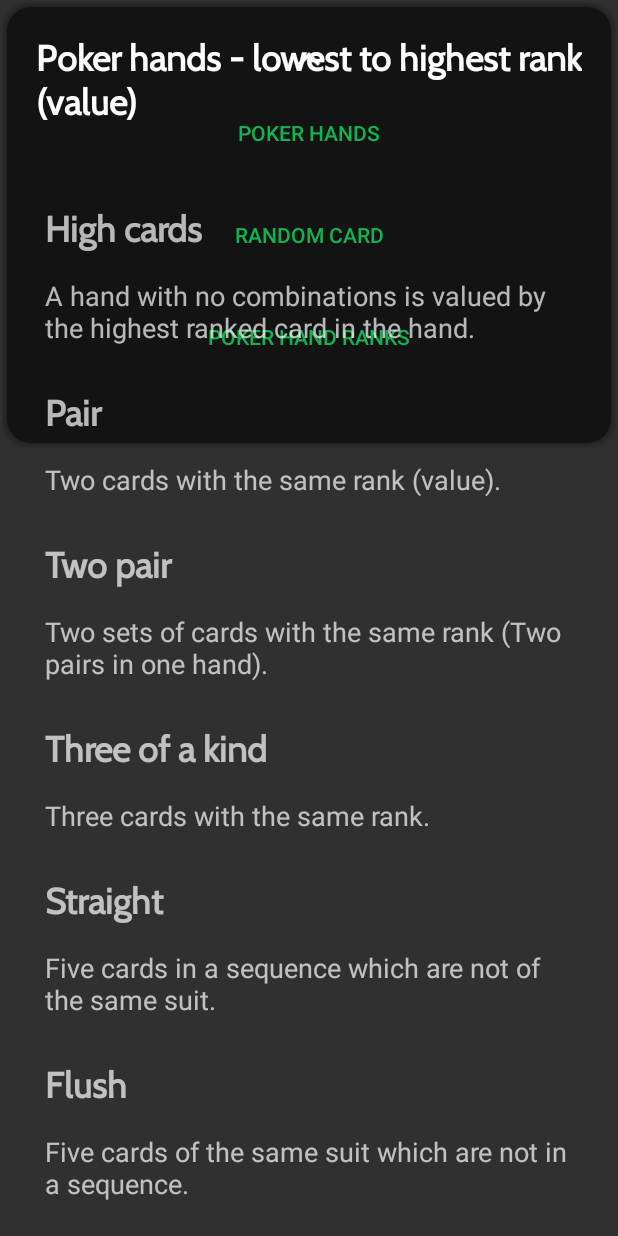
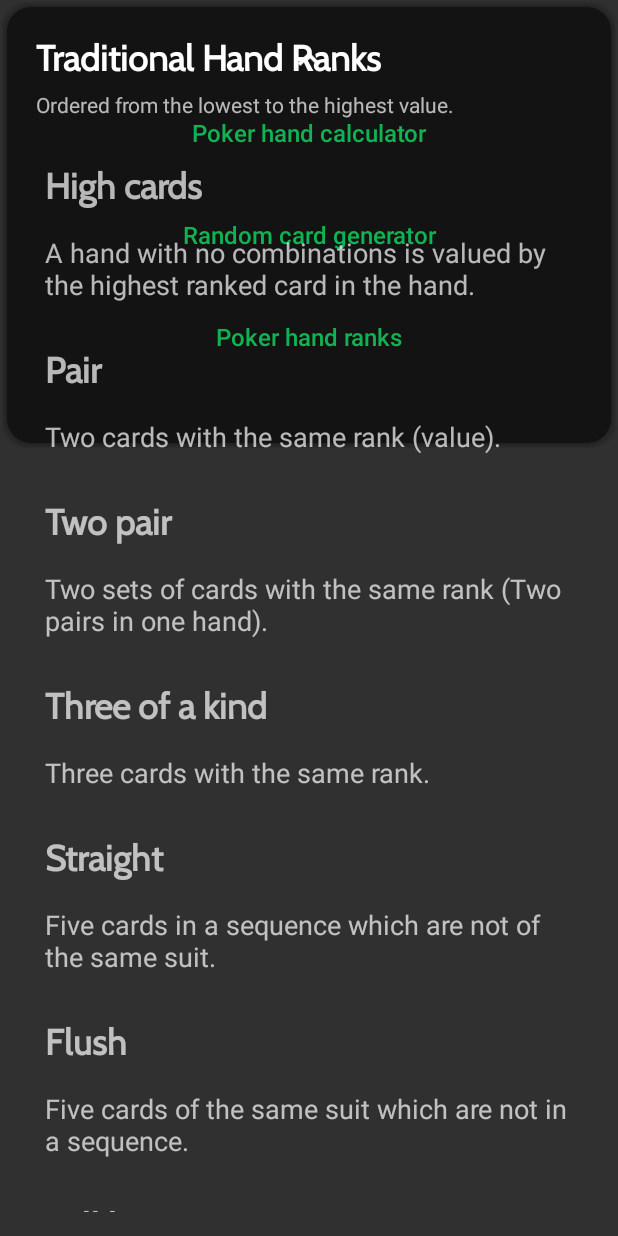
Before and after one commit to davwen/CardPlayingApp, an Android app: the fragment Ranks placed in its activity, on a phone screen of 412 x 824 dp. Run offline under Robolectric (Android 15) with nearby library versions, the phone set to English and light mode, and no system bars; libraries missing offline, so code that uses them is left out: com.sothree.slidinguppanel; plain views replace SlidingUpPanelLayout; 1 statement that could not run was skipped.

Commit message:
Done with the rank theory as well as adding all combinations to the "Poker Hand Calculator" (such as two pair and full house). Some graphical and naming changes.

```diff
--- a/app/src/main/java/com/wenzel/cardplayingapp/Combinations.kt
+++ b/app/src/main/java/com/wenzel/cardplayingapp/Combinations.kt
@@ -4,10 +4,12 @@ import android.content.Context
 import java.util.*
 
 const val PAIR_KEY = "pair"
+const val TWO_PAIR_KEY = "two_pair"
 const val THREE_KIND_KEY = "three_of_a_kind"
 const val FOUR_KIND_KEY = "four_of_a_kind"
 const val STRAIGHT_KEY = "straight"
 const val FLUSH_KEY = "flush"
+const val FULL_HOUSE_KEY = "full_house"
 const val STRAIGHT_FLUSH_KEY = "straight_flush"
 const val ROYAL_FLUSH_KEY = "royal_flush"
 
--- /dev/null
+++ b/app/src/main/res/color/button_color_selector.xml
@@ -0,0 +1,5 @@
+<?xml version="1.0" encoding="utf-8"?>
+<selector xmlns:android="http://schemas.android.com/apk/res/android">
+    <item android:color="@color/disabledBtn" android:state_enabled="false"/>
+    <item android:color="#5A595A" android:state_enabled="true"/>
+</selector>
--- /dev/null
+++ b/app/src/main/res/color/green_btn_disabled_color.xml
@@ -0,0 +1,5 @@
+<?xml version="1.0" encoding="utf-8"?>
+<selector xmlns:android="http://schemas.android.com/apk/res/android">
+    <item android:color="@color/disabledBtn" android:state_enabled="false" />
+    <item android:color="@color/colorAccent" android:state_enabled="true" />
+</selector>
--- /dev/null
+++ b/app/src/main/res/drawable/add_btn_selector.xml
@@ -0,0 +1,5 @@
+<?xml version="1.0" encoding="utf-8"?>
+<selector xmlns:android="http://schemas.android.com/apk/res/android">
+    <item android:drawable="@drawable/ic_add_white_24dp" android:state_enabled="true"/>
+    <item android:drawable="@drawable/ic_add_white_24dp_disabled" android:state_enabled="false"/>
+</selector>
--- a/app/src/main/res/layout/activity_main.xml
+++ b/app/src/main/res/layout/activity_main.xml
@@ -63,7 +63,9 @@
             android:layout_alignParentRight="true"
             android:layout_marginHorizontal="20dp"
             android:layout_marginVertical="10dp"
-            android:text="@string/pokerHands" />
+            android:text="@string/pokerCalcTitle"
+            android:textAllCaps="false"
+            android:textSize="16sp" />
 
         <androidx.appcompat.widget.AppCompatButton
             android:id="@+id/rCardFragBtn"
@@ -75,7 +77,9 @@
             android:layout_alignParentRight="true"
             android:layout_marginHorizontal="20dp"
             android:layout_marginVertical="10dp"
-            android:text="@string/randomCard" />
+            android:text="@string/rCardTitle"
+            android:textAllCaps="false"
+            android:textSize="16sp" />
 
         <androidx.appcompat.widget.AppCompatButton
             android:id="@+id/ranksFragBtn"
@@ -87,7 +91,9 @@
             android:layout_alignParentRight="true"
             android:layout_marginHorizontal="20dp"
             android:layout_marginVertical="10dp"
-            android:text="@string/pokerHandRanks" />
+            android:text="@string/pokerHandRanks"
+            android:textAllCaps="false"
+            android:textSize="16sp" />
 
 
     </RelativeLayout>
--- a/app/src/main/res/layout/add_card_item.xml
+++ b/app/src/main/res/layout/add_card_item.xml
@@ -24,9 +24,8 @@
         android:layout_height="0dp"
         android:layout_marginStart="16dp"
         android:fontFamily="@font/cabin"
-        android:gravity="center"
         android:text="8"
-        android:textAlignment="viewStart"
+        android:textAlignment="textStart"
         android:textColor="@android:color/white"
         android:textSize="30sp"
         app:layout_constraintBottom_toBottomOf="@+id/imageView"
@@ -39,7 +38,7 @@
         android:layout_width="50dp"
         android:layout_height="50dp"
         android:layout_marginEnd="16dp"
-        android:background="@drawable/ic_remove_black_24dp"
+        android:background="@drawable/ic_remove_white_24dp"
         android:backgroundTint="@android:color/white"
         app:layout_constraintBottom_toBottomOf="parent"
         app:layout_constraintEnd_toEndOf="parent"
--- a/app/src/main/res/layout/fragment_possibilities.xml
+++ b/app/src/main/res/layout/fragment_possibilities.xml
@@ -12,7 +12,8 @@
         android:layout_width="wrap_content"
         android:layout_height="wrap_content"
         android:layout_marginBottom="16dp"
-        android:drawableLeft="@drawable/ic_add_black_24dp"
+        android:backgroundTint="@color/button_color_selector"
+        android:drawableStart="@drawable/add_btn_selector"
         android:padding="20dp"
         android:text="@string/add_card"
         app:layout_constraintBottom_toTopOf="@+id/checkBtn"
@@ -39,7 +40,8 @@
         android:layout_width="wrap_content"
         android:layout_height="wrap_content"
         android:layout_marginBottom="16dp"
-        android:backgroundTint="@color/colorAccent"
+        android:backgroundTint="@color/green_btn_disabled_color"
+        android:enabled="false"
         android:padding="20dp"
         android:text="@string/seeHands"
         app:layout_constraintBottom_toBottomOf="parent"
--- a/app/src/main/res/layout/fragment_ranks.xml
+++ b/app/src/main/res/layout/fragment_ranks.xml
@@ -12,16 +12,27 @@
         android:layout_width="wrap_content"
         android:layout_height="wrap_content"
         android:fontFamily="@font/cabin"
-        android:padding="24dp"
-        android:text="@string/pokerHandLowToHigh"
+        android:paddingStart="24dp"
+        android:paddingTop="24dp"
+        android:paddingBottom="5dp"
+        android:text="@string/pokerHandsTitle"
         android:textColor="@android:color/white"
         android:textSize="24sp"
         android:textStyle="bold" />
+
+    <TextView
+        android:id="@+id/textView5"
+        android:layout_width="match_parent"
+        android:layout_height="wrap_content"
+        android:layout_marginStart="24dp"
+        android:text="@string/orderedLowToHigh" />
 
     <androidx.recyclerview.widget.RecyclerView
         android:id="@+id/ranksList"
         android:layout_width="match_parent"
         android:layout_height="match_parent"
+        android:layout_marginTop="30dp"
+        android:paddingTop="0dp"
         android:paddingBottom="16dp"
         tools:itemCount="10"
         tools:listitem="@layout/poker_hands_theory_item" />
--- a/app/src/main/res/layout/poker_hands_theory_item.xml
+++ b/app/src/main/res/layout/poker_hands_theory_item.xml
@@ -12,7 +12,7 @@
         android:layout_weight="1"
         android:fontFamily="@font/cabin"
         android:paddingStart="30dp"
-        android:paddingTop="30dp"
+        android:paddingTop="0dp"
         android:paddingEnd="30dp"
         android:paddingBottom="16dp"
         android:text="Title"
@@ -28,6 +28,7 @@
         android:fontFamily="sans-serif"
         android:paddingStart="30dp"
         android:paddingEnd="30dp"
+        android:paddingBottom="30dp"
         android:text="Description"
         android:textSize="18sp" />
 
--- a/app/src/main/res/values/colors.xml
+++ b/app/src/main/res/values/colors.xml
@@ -3,7 +3,7 @@
     <color name="colorPrimary">#368A9E</color>
     <color name="colorPrimaryDark">#151515</color>
     <color name="colorAccent">#10B353</color>
-    <color name="disabledBtn">#CACACA</color>
+    <color name="disabledBtn">#6F000000</color>
     <color name="menuBg">#131313</color>
     <color name="menuShadow">#29000000</color>
 
--- a/app/src/main/res/values/strings.xml
+++ b/app/src/main/res/values/strings.xml
@@ -44,7 +44,7 @@
     <string name="twoPair">Two pair</string>
     <string name="fullHouse">Full house</string>
     <string name="pokerHandRanks">Poker hand ranks</string>
-    <string name="pokerHandLowToHigh">Poker hands - lowest to highest rank (value)</string>
+    <string name="pokerHandsTitle">Traditional Hand Ranks</string>
 
     <string name="highCardsDesc">High cards:A hand with no combinations is valued by the highest ranked card in the hand.</string>
     <string name="pairDesc">Pair:Two cards with the same rank (value).</string>
@@ -56,4 +56,7 @@
     <string name="fourKindDesc">Four of a kind:Four cards with the same rank.</string>
     <string name="straightFlushDesc">Straight flush:A five card sequence where all the cards have the same suit.</string>
     <string name="royalFlushDesc">Royal flush:The highest ranked straight flush. In other words Ace, King, Queen, Jack and 10 all of the same suit.</string>
+    <string name="pokerCalcTitle">Poker hand calculator</string>
+    <string name="rCardTitle">Random card generator</string>
+    <string name="orderedLowToHigh">Ordered from the lowest to the highest value.</string>
 </resources>
```
Also changed, not shown: app/src/main/java/com/wenzel/cardplayingapp/PossibilitiesFragment.kt (+37 -4 lines), app/src/main/res/drawable-v24/ic_add_white_24dp_disabled.xml (added, +9 -0 lines), app/src/main/res/drawable/ic_add_white_24dp.xml (renamed from app/src/main/res/drawable/ic_add_black_24dp.xml), app/src/main/res/drawable/ic_remove_white_24dp.xml (renamed from app/src/main/res/drawable/ic_remove_black_24dp.xml), 1 other file.
